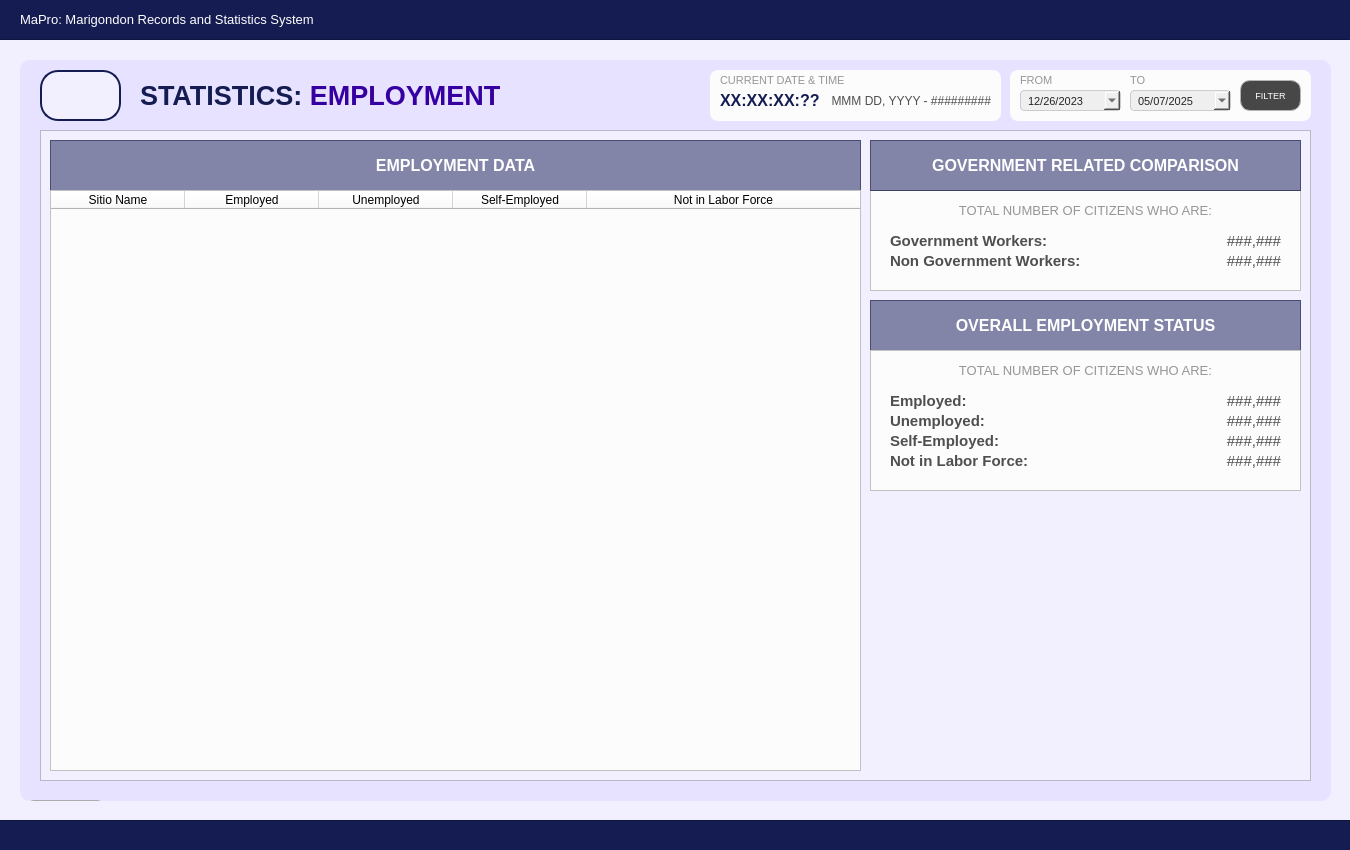
The window that Resources/UIs/MainPages/StatisticPages/employment.ui (Yohhannn/Barangay-Records-Statistics-System) describes before a commit, drawn with Qt 5.
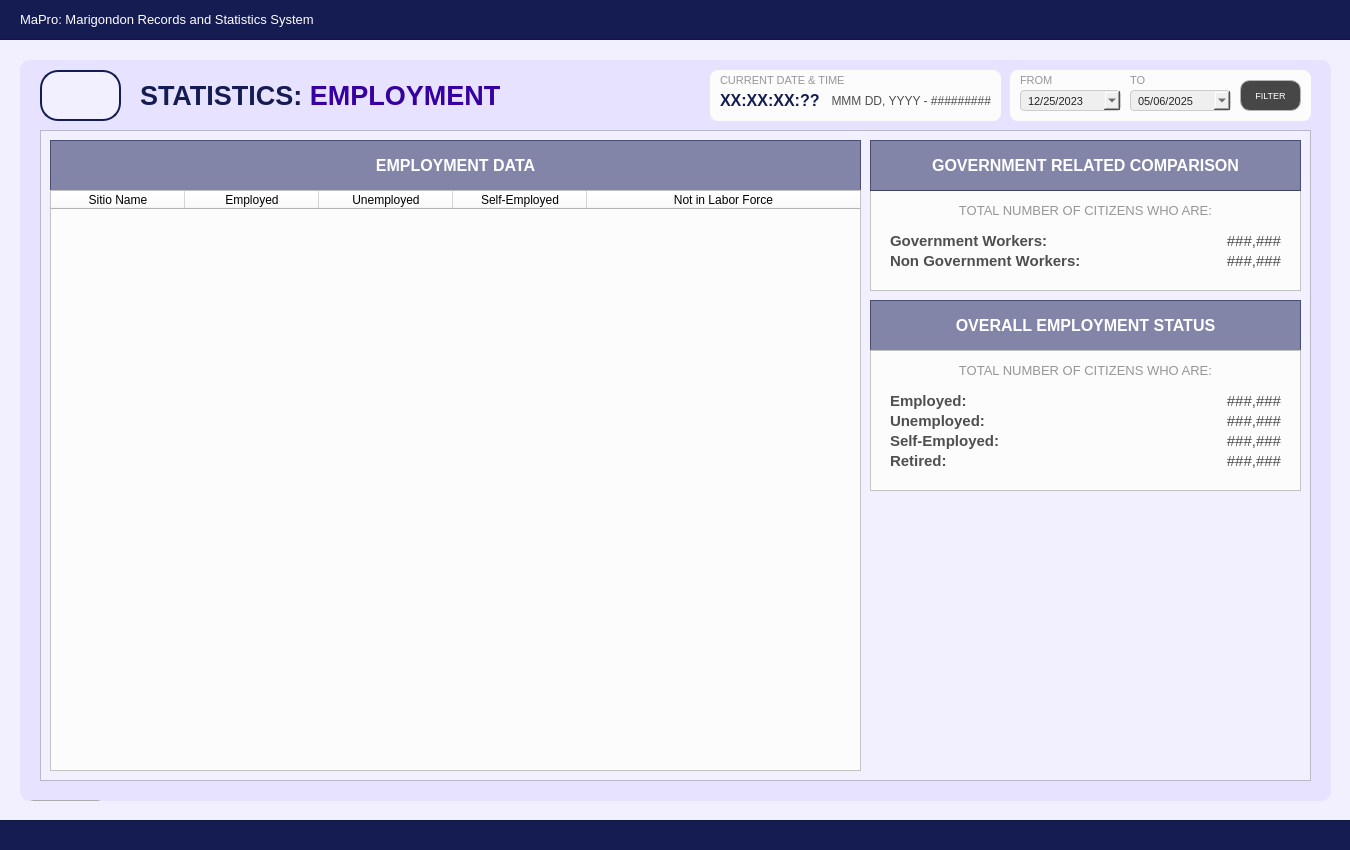
The same window after the commit. Icons and pictures are not drawn.

Commit message: Fixed typo for employment statistics model

Patch:
```diff
--- a/Resources/UIs/MainPages/StatisticPages/employment.ui
+++ b/Resources/UIs/MainPages/StatisticPages/employment.ui
@@ -723,7 +723,7 @@
 </string>
       </property>
       <property name="text">
-       <string>Not in Labor Force:</string>
+       <string>Retired:</string>
       </property>
       <property name="alignment">
        <set>Qt::AlignmentFlag::AlignLeading|Qt::AlignmentFlag::AlignLeft|Qt::AlignmentFlag::AlignVCenter</set>
@@ -1161,7 +1161,7 @@
        <second>0</second>
        <year>2023</year>
        <month>12</month>
-       <day>26</day>
+       <day>25</day>
       </datetime>
      </property>
      <property name="displayFormat">
@@ -1209,7 +1209,7 @@
        <second>0</second>
        <year>2025</year>
        <month>5</month>
-       <day>7</day>
+       <day>6</day>
       </datetime>
      </property>
      <property name="displayFormat">
```
